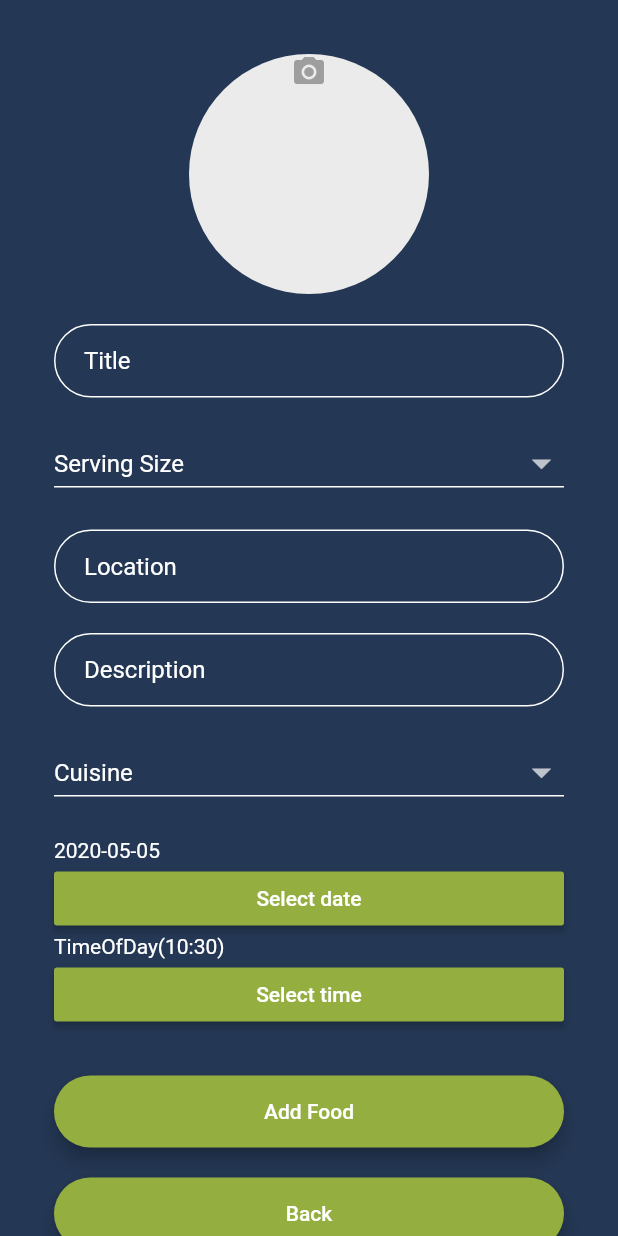
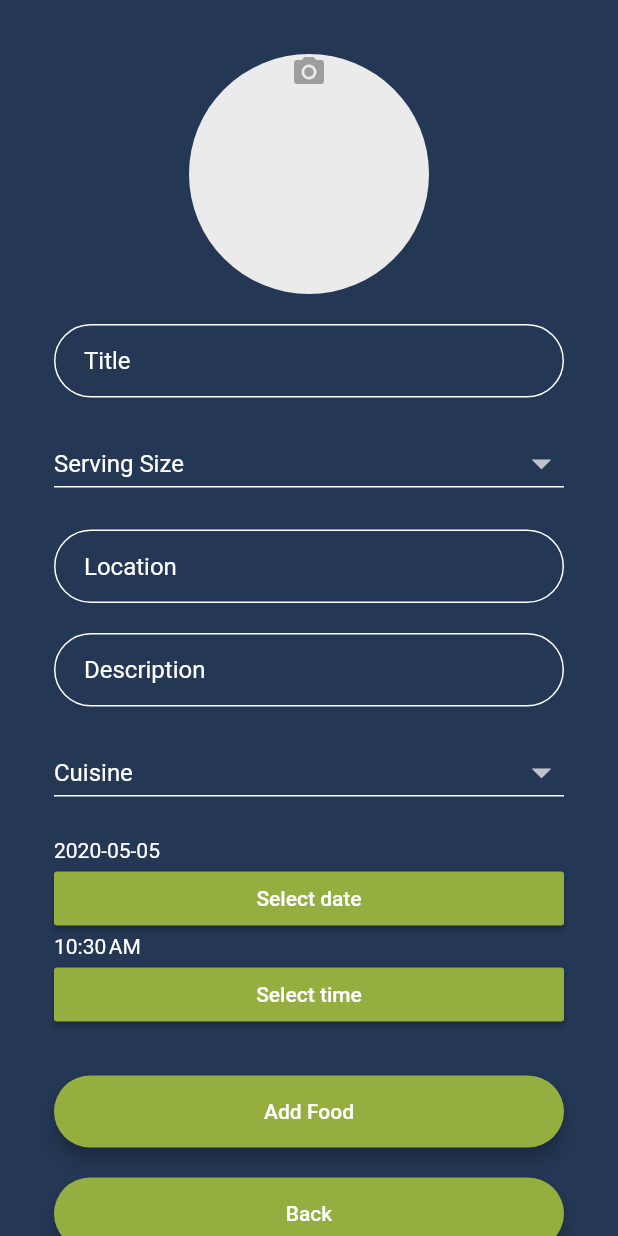
Before and after one commit to nishachaudhari/food_savior_winners, a Flutter app: the addForm screen opened directly, on a phone screen of 412 x 824 dp. Run offline on Flutter 3.47's test engine with Material 2 defaults, Android fonts, the phone set to English and light mode, and no system bars; our stand-ins replace cloud_firestore, firebase_auth, geolocator, google_maps_flutter, image_cropper, image_picker; missing offline and left inert: flutter_google_places, google_maps_webservice; accounts and stored records are empty.

Commit message:
datetime formatting

```diff
--- a/my_app/lib/screens/add/addForm.dart
+++ b/my_app/lib/screens/add/addForm.dart
@@ -8,6 +8,7 @@ import 'package:my_app/screens/add/image_picker_handler.dart';
 import 'package:my_app/services/database.dart';
 import 'package:google_maps_webservice/places.dart';
 import 'package:flutter_google_places/flutter_google_places.dart';
+import 'package:intl/intl.dart';
 
 GoogleMapsPlaces _places = GoogleMapsPlaces(apiKey: "AIzaSyDwh7H9FYJmquCsq3evvZEEtePM_uQYpcU");
 
@@ -24,6 +25,7 @@ class _addFormState extends State<addForm>
 
   DateTime selectedDate = DateTime.now();
 
+
   Future<Null> _selectDate(BuildContext context) async {
     final DateTime picked = await showDatePicker(
         context: context,
@@ -32,8 +34,15 @@ class _addFormState extends State<addForm>
         lastDate: DateTime(2101));
     if (picked != null && picked != selectedDate)
       setState(() {
+
         selectedDate = picked;
       });
+  }
+
+  String formatDate(DateTime date){
+        var formatter = new DateFormat('yyyy-MM-dd');
+        String formatted = formatter.format(date);
+        return formatted;
   }
 
   TimeOfDay selectedTime =TimeOfDay.now();
@@ -51,6 +60,13 @@ class _addFormState extends State<addForm>
       setState(() {
         selectedTime = picked_s;
       });
+  }
+
+  String formatTime (TimeOfDay time){
+    final now = new DateTime.now();
+    final dt = DateTime(now.year, now.month, now.day, time.hour, time.minute);
+    final format = DateFormat.jm();  //"6:00 AM"
+    return format.format(dt);
   }
 
   //text field state
@@ -282,14 +298,15 @@ class _addFormState extends State<addForm>
                               .toList(),
                         ),
                         SizedBox(height: 20.0),
-                      Text("${selectedDate.toLocal()}".split(' ')[0], style: TextStyle(color: Colors.white),),
+
+                      Text(formatDate(selectedDate), style: TextStyle(color: Colors.white),),
                       RaisedButton(
                         onPressed: () => _selectDate(context),
                         child: Text('Select date'),
                         color: Theme.of(context).primaryColor,
 
                       ),
-                      Text("${selectedTime}", style: TextStyle(color: Colors.white)),
+                      Text(formatTime(selectedTime), style: TextStyle(color: Colors.white)),
                       RaisedButton(
                         onPressed: () =>_selectTime(context),
                         child: Text('Select time'),
@@ -335,8 +352,8 @@ class _addFormState extends State<addForm>
                                     lng,
                                     _currentdescription,
                                     _currentcuisine,
-                                    selectedTime.toString(),
-                                    selectedDate.toString(),
+                                    formatTime(selectedTime),
+                                    formatDate(selectedDate),
                                     base64Image,
                                     'none', //default order status
                                     'none' //default eater status
--- a/my_app/lib/screens/foodInfoPages/foodInfo.dart
+++ b/my_app/lib/screens/foodInfoPages/foodInfo.dart
@@ -7,6 +7,7 @@ import 'package:my_app/models/user.dart';
 import 'package:provider/provider.dart';
 import 'dart:convert';
 import 'dart:typed_data';
+import 'package:intl/intl.dart';
 
 class foodInfo extends StatefulWidget
 {
--- a/my_app/pubspec.yaml
+++ b/my_app/pubspec.yaml
@@ -43,6 +43,8 @@ dependencies:
   flutter_google_places: ^0.2.3
   google_maps_flutter: ^0.4.0
   url_launcher: ^5.0.3
+
+  intl: ^0.15.7
 
   # The following adds the Cupertino Icons font to your application.
   # Use with the CupertinoIcons class for iOS style icons.
```
Also changed, not shown: my_app/pubspec.lock, 1 other file.
